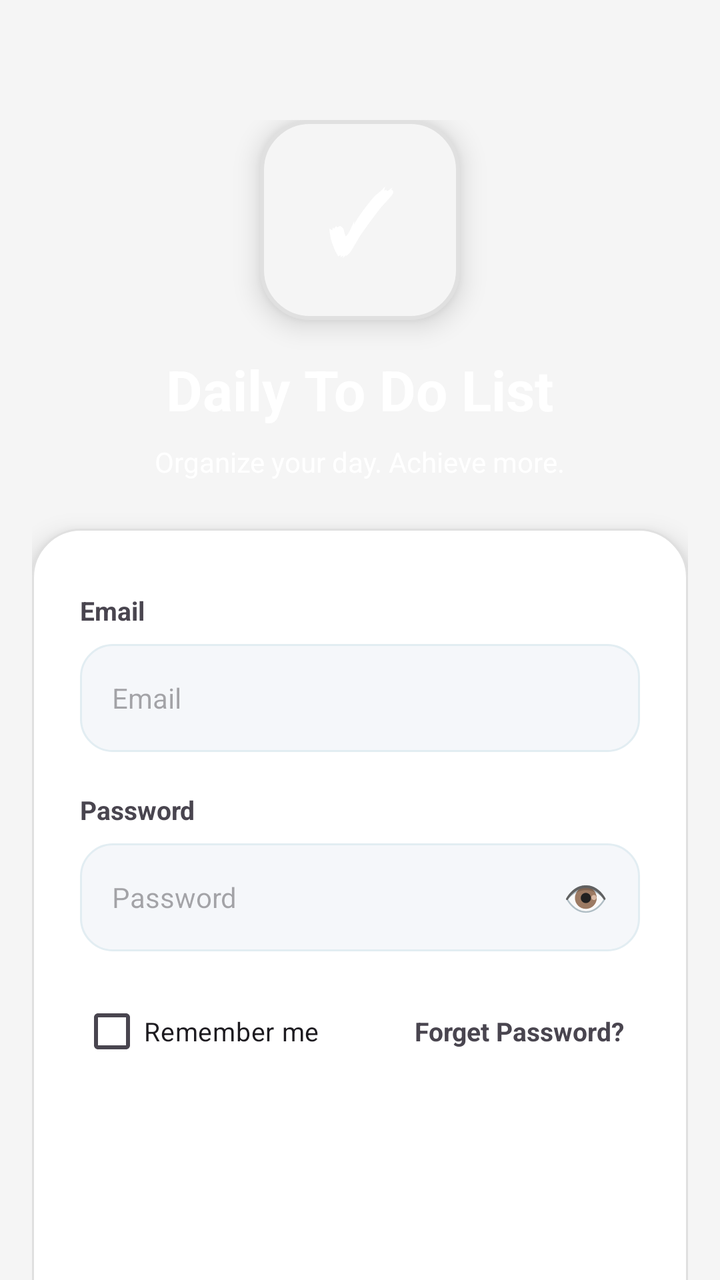
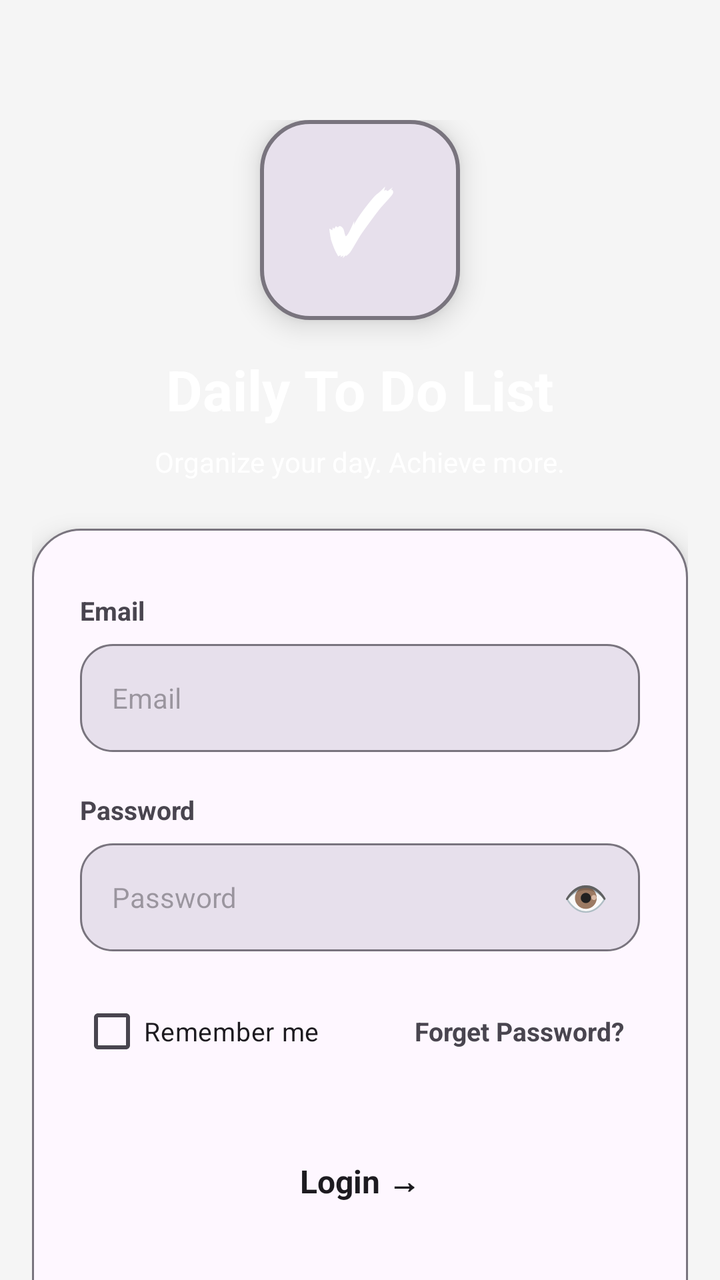

Screens rendered from an Android XML layout before and after an edit, with the pre-edit source and the edit as a unified diff.
<!-- AndroidManifest.xml: activity theme Theme.DailyToDoList.Login -->
<!-- res/layout/activity_login.xml -->
<?xml version="1.0" encoding="utf-8"?>
<LinearLayout xmlns:android="http://schemas.android.com/apk/res/android"
    android:id="@+id/mainLayout"
    android:layout_width="match_parent"
    android:layout_height="match_parent"
    android:orientation="vertical">

    
    <ScrollView
        android:layout_width="match_parent"
        android:layout_height="match_parent"
        android:fillViewport="true"
        android:scrollbars="none">

        <LinearLayout
            android:id="@+id/contentContainer"
            android:layout_width="match_parent"
            android:layout_height="wrap_content"
            android:orientation="vertical"
            android:paddingLeft="16dp"
            android:paddingRight="16dp"
            android:paddingTop="60dp"
            android:paddingBottom="32dp">

            
            <LinearLayout
                android:layout_width="match_parent"
                android:layout_height="wrap_content"
                android:orientation="vertical"
                android:gravity="center"
                android:layout_marginBottom="24dp">

                
                <LinearLayout
                    android:id="@+id/outerIconFrame"
                    android:layout_width="100dp"
                    android:layout_height="100dp"
                    android:orientation="vertical"
                    android:gravity="center"
                    android:background="@drawable/outer_icon_frame"
                    android:elevation="8dp"
                    android:layout_marginBottom="16dp">

                    
                    <LinearLayout
                        android:id="@+id/innerGradientIcon"
                        android:layout_width="70dp"
                        android:layout_height="70dp"
                        android:orientation="vertical"
                        android:gravity="center">

                        
                        <TextView
                            android:id="@+id/checkIcon"
                            android:layout_width="wrap_content"
                            android:layout_height="wrap_content"
                            android:text="✓"
                            android:textSize="42sp"
                            android:textStyle="bold"
                            android:textColor="?attr/colorOnPrimary" />

                    </LinearLayout>

                </LinearLayout>

                
                <TextView
                    android:id="@+id/appTitle"
                    android:layout_width="wrap_content"
                    android:layout_height="wrap_content"
                    android:text="@string/app_name"
                    android:textSize="28sp"
                    android:textStyle="bold"
                    android:textColor="?attr/colorOnPrimary"
                    android:layout_marginBottom="8dp" />

                
                <TextView
                    android:id="@+id/tagline"
                    android:layout_width="wrap_content"
                    android:layout_height="wrap_content"
                    android:text="@string/tagline"
                    android:textSize="14sp"
                    android:textColor="?attr/colorOnPrimary" />

            </LinearLayout>

            
            <LinearLayout
                android:id="@+id/loginCard"
                android:layout_width="match_parent"
                android:layout_height="wrap_content"
                android:orientation="vertical"
                android:background="@drawable/card_bg_theme"
                android:paddingLeft="24dp"
                android:paddingRight="24dp"
                android:paddingTop="32dp"
                android:paddingBottom="32dp"
                android:elevation="8dp">

                
                <TextView
                    android:id="@+id/emailLabel"
                    android:layout_width="wrap_content"
                    android:layout_height="wrap_content"
                    android:text="@string/email"
                    android:textSize="13sp"
                    android:textStyle="bold"
                    android:layout_marginBottom="8dp" />

                <LinearLayout
                    android:id="@+id/emailFieldContainer"
                    android:layout_width="match_parent"
                    android:layout_height="54dp"
                    android:orientation="horizontal"
                    android:gravity="center_vertical"
                    android:background="@drawable/input_field_bg_theme"
                    android:paddingLeft="16dp"
                    android:paddingRight="16dp"
                    android:layout_marginBottom="20dp">

                    <EditText
                        android:id="@+id/emailInput"
                        android:layout_width="0dp"
                        android:layout_height="match_parent"
                        android:layout_weight="1"
                        android:hint="@string/email_hint"
                        android:inputType="textEmailAddress"
                        android:textSize="14sp"
                        android:background="@null" />

                </LinearLayout>

                
                <TextView
                    android:id="@+id/passwordLabel"
                    android:layout_width="wrap_content"
                    android:layout_height="wrap_content"
                    android:text="@string/password"
                    android:textSize="13sp"
                    android:textStyle="bold"
                    android:layout_marginBottom="8dp" />

                <LinearLayout
                    android:id="@+id/passwordFieldContainer"
                    android:layout_width="match_parent"
                    android:layout_height="54dp"
                    android:orientation="horizontal"
                    android:gravity="center_vertical"
                    android:background="@drawable/input_field_bg_theme"
                    android:paddingLeft="16dp"
                    android:paddingRight="16dp"
                    android:layout_marginBottom="16dp">

                    <EditText
                        android:id="@+id/passwordInput"
                        android:layout_width="0dp"
                        android:layout_height="match_parent"
                        android:layout_weight="1"
                        android:hint="@string/password_hint"
                        android:inputType="textPassword"
                        android:textSize="14sp"
                        android:background="@null" />

                    <TextView
                        android:id="@+id/eyeIcon"
                        android:layout_width="wrap_content"
                        android:layout_height="wrap_content"
                        android:clickable="true"
                        android:focusable="true"
                        android:text="👁"
                        android:textSize="18sp" />

                </LinearLayout>

                
                <LinearLayout
                    android:layout_width="match_parent"
                    android:layout_height="wrap_content"
                    android:orientation="horizontal"
                    android:gravity="center_vertical"
                    android:layout_marginBottom="24dp">

                    <CheckBox
                        android:id="@+id/rememberCheckbox"
                        android:layout_width="wrap_content"
                        android:layout_height="wrap_content"
                        android:text="@string/remember_me"
                        android:textSize="13sp" />

                    <View
                        android:layout_width="0dp"
                        android:layout_height="0dp"
                        android:layout_weight="1" />

                    <TextView
                        android:id="@+id/forgotPasswordLink"
                        android:layout_width="wrap_content"
                        android:layout_height="wrap_content"
                        android:text="@string/forgot_password"
                        android:textSize="13sp"
                        android:textStyle="bold"
                        android:padding="8dp"
                        android:clickable="true"
                        android:focusable="true" />

                </LinearLayout>

                
                <TextView
                    android:id="@+id/actionButton"
                    android:layout_width="match_parent"
                    android:layout_height="54dp"
                    android:text="@string/login"
                    android:textSize="16sp"
                    android:textStyle="bold"
                    android:textColor="#FFFFFF"
                    android:gravity="center"
                    android:clickable="true"
                    android:focusable="true"
                    android:foreground="?attr/selectableItemBackground"
                    android:layout_marginBottom="20dp" />

                
                <LinearLayout
                    android:layout_width="match_parent"
                    android:layout_height="wrap_content"
                    android:orientation="horizontal"
                    android:gravity="center_vertical"
                    android:layout_marginBottom="20dp">

                    <View
                        android:id="@+id/orLeftLine"
                        android:layout_width="0dp"
                        android:layout_height="1dp"
                        android:layout_weight="1" />

                    <TextView
                        android:id="@+id/orText"
                        android:layout_width="wrap_content"
                        android:layout_height="wrap_content"
                        android:text="@string/or"
                        android:textSize="12sp"
                        android:textStyle="bold"
                        android:paddingLeft="16dp"
                        android:paddingRight="16dp" />

                    <View
                        android:id="@+id/orRightLine"
                        android:layout_width="0dp"
                        android:layout_height="1dp"
                        android:layout_weight="1" />

                </LinearLayout>

                
                <LinearLayout
                    android:id="@+id/googleButton"
                    android:layout_width="match_parent"
                    android:layout_height="52dp"
                    android:orientation="horizontal"
                    android:gravity="center"
                    android:background="@drawable/google_button_bg_theme"
                    android:clickable="true"
                    android:focusable="true"
                    android:foreground="?attr/selectableItemBackground"
                    android:layout_marginBottom="20dp"
                    android:paddingLeft="16dp"
                    android:paddingRight="16dp">

                    <TextView
                        android:id="@+id/googleIcon"
                        android:layout_width="wrap_content"
                        android:layout_height="wrap_content"
                        android:text="G"
                        android:textSize="20sp"
                        android:textStyle="bold"
                        android:layout_marginEnd="12dp" />

                    <TextView
                        android:id="@+id/googleText"
                        android:layout_width="0dp"
                        android:layout_height="wrap_content"
                        android:layout_weight="1"
                        android:text="@string/sign_in_with_google"
                        android:textSize="14sp"
                        android:textStyle="bold"
                        android:gravity="center" />

                </LinearLayout>

                
                <LinearLayout
                    android:layout_width="wrap_content"
                    android:layout_height="wrap_content"
                    android:orientation="horizontal"
                    android:layout_gravity="center"
                    android:layout_marginBottom="24dp">

                    <TextView
                        android:id="@+id/dontHaveAccount"
                        android:layout_width="wrap_content"
                        android:layout_height="wrap_content"
                        android:text="@string/dont_have_account"
                        android:textSize="13sp" />

                    <TextView
                        android:id="@+id/bottomLink"
                        android:layout_width="wrap_content"
                        android:layout_height="wrap_content"
                        android:text="@string/sign_up"
                        android:textSize="13sp"
                        android:textStyle="bold"
                        android:clickable="true"
                        android:focusable="true"
                        android:padding="4dp" />

                </LinearLayout>

                
                <LinearLayout
                    android:layout_width="match_parent"
                    android:layout_height="wrap_content"
                    android:orientation="horizontal"
                    android:gravity="center"
                    android:layout_marginBottom="16dp">

                    <View
                        android:id="@+id/continueLeftLine"
                        android:layout_width="0dp"
                        android:layout_height="1dp"
                        android:layout_weight="1" />

                    <TextView
                        android:id="@+id/orContinueText"
                        android:layout_width="wrap_content"
                        android:layout_height="wrap_content"
                        android:text="@string/or_continue_as"
                        android:textSize="11sp"
                        android:textStyle="bold"
                        android:paddingLeft="16dp"
                        android:paddingRight="16dp" />

                    <View
                        android:id="@+id/continueRightLine"
                        android:layout_width="0dp"
                        android:layout_height="1dp"
                        android:layout_weight="1" />

                </LinearLayout>

                
                <TextView
                    android:id="@+id/guestLink"
                    android:layout_width="match_parent"
                    android:layout_height="50dp"
                    android:text="@string/continue_as_guest"
                    android:textSize="14sp"
                    android:textStyle="bold"
                    android:gravity="center"
                    android:clickable="true"
                    android:focusable="true"
                    android:foreground="?attr/selectableItemBackground"
                    android:padding="12dp" />

            </LinearLayout>

        </LinearLayout>

    </ScrollView>

</LinearLayout>
<!-- resources referenced by this layout -->
<resources>
  <!-- drawable outer_icon_frame (drawable) -->
  <?xml version="1.0" encoding="utf-8"?>
  <shape xmlns:android="http://schemas.android.com/apk/res/android">
      <solid android:color="#F5F5F5" />
      <corners android:radius="24dp" />
      <stroke
          android:width="2dp"
          android:color="#E0E0E0" />
  </shape>
  <string name="email">Email</string>
  <string name="email_hint">Email</string>
  <string name="login">Login →</string>
  <string name="or">OR</string>
  <string name="password">Password</string>
  <string name="password_hint">Password</string>
  <string name="remember_me">Remember me</string>
  <string name="sign_up">Sign Up</string>
  <style name="Theme.DailyToDoList.Login" parent="Base.Theme.DailyToDoList">
          <item name="colorPrimary">@color/login_button_bg</item>
          <item name="colorOnPrimary">@color/white</item>
          <item name="colorSecondary">@color/login_forgot_password</item>
          <item name="colorOnSecondary">@color/white</item>
          <item name="android:windowBackground">@color/login_bg</item>
          <item name="android:colorBackground">@color/login_card_bg</item>
          <item name="android:textColorPrimary">@color/login_text_primary</item>
          <item name="android:textColorSecondary">@color/login_text_secondary</item>
          <item name="android:statusBarColor">@color/default_start</item>
          <item name="android:windowLightStatusBar">true</item>
          <item name="android:navigationBarColor">@color/white</item>
          <item name="android:windowLightNavigationBar">false</item>
          <item name="colorControlNormal">#6B8DB5</item>
          <item name="colorControlActivated">@color/login_remember_me</item>
      </style>
  <!-- drawable card_bg_light (drawable) -->
  <?xml version="1.0" encoding="utf-8"?>
  <shape xmlns:android="http://schemas.android.com/apk/res/android">
      <solid android:color="#FFFFFF" />
      <corners android:radius="24dp" />
      <stroke android:width="1dp" android:color="#E0E0E0" />
  </shape>
  <!-- drawable card_bg_dark (drawable) -->
  <?xml version="1.0" encoding="utf-8"?>
  <shape xmlns:android="http://schemas.android.com/apk/res/android">
      <solid android:color="#000000" />  
      <corners android:radius="24dp" />
      <stroke android:width="1dp" android:color="#333333" />  
  </shape>
  <!-- drawable google_button_bg_light (drawable) -->
  <?xml version="1.0" encoding="utf-8"?>
  <shape xmlns:android="http://schemas.android.com/apk/res/android">
      <solid android:color="#FFFFFF" />
      <corners android:radius="16dp" />
      <stroke android:width="1dp" android:color="#E2EDF2" />
  </shape>
  <!-- drawable google_button_bg_dark (drawable) -->
  <?xml version="1.0" encoding="utf-8"?>
  <shape xmlns:android="http://schemas.android.com/apk/res/android">
      <solid android:color="#2A2A2A" />
      <corners android:radius="16dp" />
      <stroke android:width="1dp" android:color="#555555" />
  </shape>
  <!-- drawable input_field_bg_light (drawable) -->
  <?xml version="1.0" encoding="utf-8"?>
  <shape xmlns:android="http://schemas.android.com/apk/res/android">
      <solid android:color="#F5F7FA" />
      <corners android:radius="16dp" />
      <stroke android:width="1dp" android:color="#E2EDF2" />
  </shape>
  <!-- drawable input_field_bg_dark (drawable) -->
  <?xml version="1.0" encoding="utf-8"?>
  <shape xmlns:android="http://schemas.android.com/apk/res/android">
      <solid android:color="#2A2A2A" />
      <corners android:radius="16dp" />
      <stroke android:width="1dp" android:color="#444444" />
  </shape>
  <color name="login_button_bg">#2196F3</color>
  <color name="white">#FFFFFFFF</color>
  <color name="login_bg">#F5F5F5</color>
  <color name="login_card_bg">#FFFFFF</color>
  <color name="default_start">#2196F3</color>
  <color name="login_remember_me">#2196F3</color>
  <color name="default_primary">#2196F3</color>
  <color name="default_accent">#E94560</color>
  <!-- unchanged entries left out for length: 14 -->
</resources>

<!-- the commit's change to res/layout/activity_login.xml (unified diff, before → after) -->
@@ -214,7 +214,7 @@
                     android:text="@string/login"
                     android:textSize="16sp"
                     android:textStyle="bold"
-                    android:textColor="#FFFFFF"
+                    android:textColor="?attr/colorOnSurface"
                     android:gravity="center"
                     android:clickable="true"
                     android:focusable="true"
<!-- resource entries referenced after the edit -->
@@ -3,11 +3,11 @@
   <!-- drawable outer_icon_frame (drawable) -->
   <?xml version="1.0" encoding="utf-8"?>
   <shape xmlns:android="http://schemas.android.com/apk/res/android">
-      <solid android:color="#F5F5F5" />
+      <solid android:color="?attr/colorSurfaceVariant" />
       <corners android:radius="24dp" />
       <stroke
           android:width="2dp"
-          android:color="#E0E0E0" />
+          android:color="?attr/colorOutline" />
   </shape>
   <string name="email">Email</string>
   <string name="email_hint">Email</string>
@@ -30,50 +30,49 @@
           <item name="android:windowLightStatusBar">true</item>
           <item name="android:navigationBarColor">@color/white</item>
           <item name="android:windowLightNavigationBar">false</item>
-          <item name="colorControlNormal">#6B8DB5</item>
           <item name="colorControlActivated">@color/login_remember_me</item>
       </style>
   <!-- drawable card_bg_light (drawable) -->
   <?xml version="1.0" encoding="utf-8"?>
   <shape xmlns:android="http://schemas.android.com/apk/res/android">
-      <solid android:color="#FFFFFF" />
+      <solid android:color="?attr/colorSurface" />
       <corners android:radius="24dp" />
-      <stroke android:width="1dp" android:color="#E0E0E0" />
+      <stroke android:width="1dp" android:color="?attr/colorOutline" />
   </shape>
   <!-- drawable card_bg_dark (drawable) -->
   <?xml version="1.0" encoding="utf-8"?>
   <shape xmlns:android="http://schemas.android.com/apk/res/android">
-      <solid android:color="#000000" />  
+      <solid android:color="?attr/colorSurface" />  
       <corners android:radius="24dp" />
-      <stroke android:width="1dp" android:color="#333333" />  
+      <stroke android:width="1dp" android:color="?attr/colorOutline" />  
   </shape>
   <!-- drawable google_button_bg_light (drawable) -->
   <?xml version="1.0" encoding="utf-8"?>
   <shape xmlns:android="http://schemas.android.com/apk/res/android">
-      <solid android:color="#FFFFFF" />
+      <solid android:color="?attr/colorSurface" />
       <corners android:radius="16dp" />
-      <stroke android:width="1dp" android:color="#E2EDF2" />
+      <stroke android:width="1dp" android:color="?attr/colorOutline" />
   </shape>
   <!-- drawable google_button_bg_dark (drawable) -->
   <?xml version="1.0" encoding="utf-8"?>
   <shape xmlns:android="http://schemas.android.com/apk/res/android">
-      <solid android:color="#2A2A2A" />
+      <solid android:color="?attr/colorSurfaceVariant" />
       <corners android:radius="16dp" />
-      <stroke android:width="1dp" android:color="#555555" />
+      <stroke android:width="1dp" android:color="?attr/colorOutline" />
   </shape>
   <!-- drawable input_field_bg_light (drawable) -->
   <?xml version="1.0" encoding="utf-8"?>
   <shape xmlns:android="http://schemas.android.com/apk/res/android">
-      <solid android:color="#F5F7FA" />
+      <solid android:color="?attr/colorSurfaceVariant" />
       <corners android:radius="16dp" />
-      <stroke android:width="1dp" android:color="#E2EDF2" />
+      <stroke android:width="1dp" android:color="?attr/colorOutline" />
   </shape>
   <!-- drawable input_field_bg_dark (drawable) -->
   <?xml version="1.0" encoding="utf-8"?>
   <shape xmlns:android="http://schemas.android.com/apk/res/android">
-      <solid android:color="#2A2A2A" />
+      <solid android:color="?attr/colorSurfaceVariant" />
       <corners android:radius="16dp" />
-      <stroke android:width="1dp" android:color="#444444" />
+      <stroke android:width="1dp" android:color="?attr/colorOutline" />
   </shape>
   <color name="login_button_bg">#2196F3</color>
   <color name="white">#FFFFFFFF</color>
